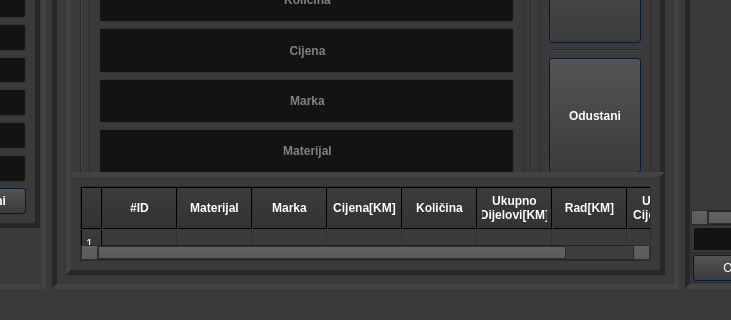
First picture: the form in untitled.ui, repository 4ntim4tter/Budget-Flow, before the edit; both pictures show x 193 to 924 and y 409 to 729 of the 1274 by 729 pixel window.
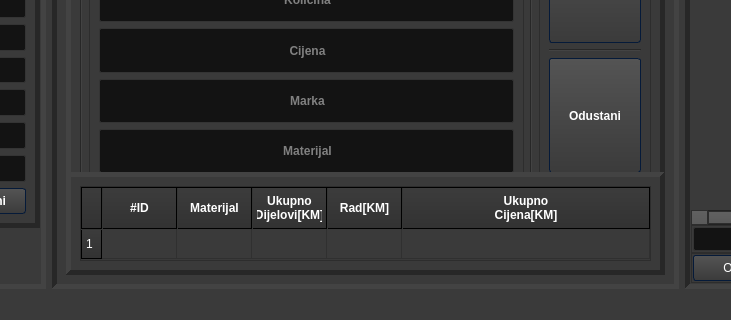
Second picture: the form after the edit. Icons and pictures are not drawn.

What changed in the file:
```diff
--- a/untitled.ui
+++ b/untitled.ui
@@ -2639,45 +2639,6 @@
               </font>
              </property>
             </column>
-            <column>
-             <property name="text">
-              <string>Marka</string>
-             </property>
-             <property name="font">
-              <font>
-               <family>Arial</family>
-               <pointsize>9</pointsize>
-               <weight>75</weight>
-               <bold>true</bold>
-              </font>
-             </property>
-            </column>
-            <column>
-             <property name="text">
-              <string>Cijena[KM]</string>
-             </property>
-             <property name="font">
-              <font>
-               <family>Arial</family>
-               <pointsize>9</pointsize>
-               <weight>75</weight>
-               <bold>true</bold>
-              </font>
-             </property>
-            </column>
-            <column>
-             <property name="text">
-              <string>Količina</string>
-             </property>
-             <property name="font">
-              <font>
-               <family>Arial</family>
-               <pointsize>9</pointsize>
-               <weight>75</weight>
-               <bold>true</bold>
-              </font>
-             </property>
-            </column>
             <column>
              <property name="text">
               <string>Ukupno 
```
